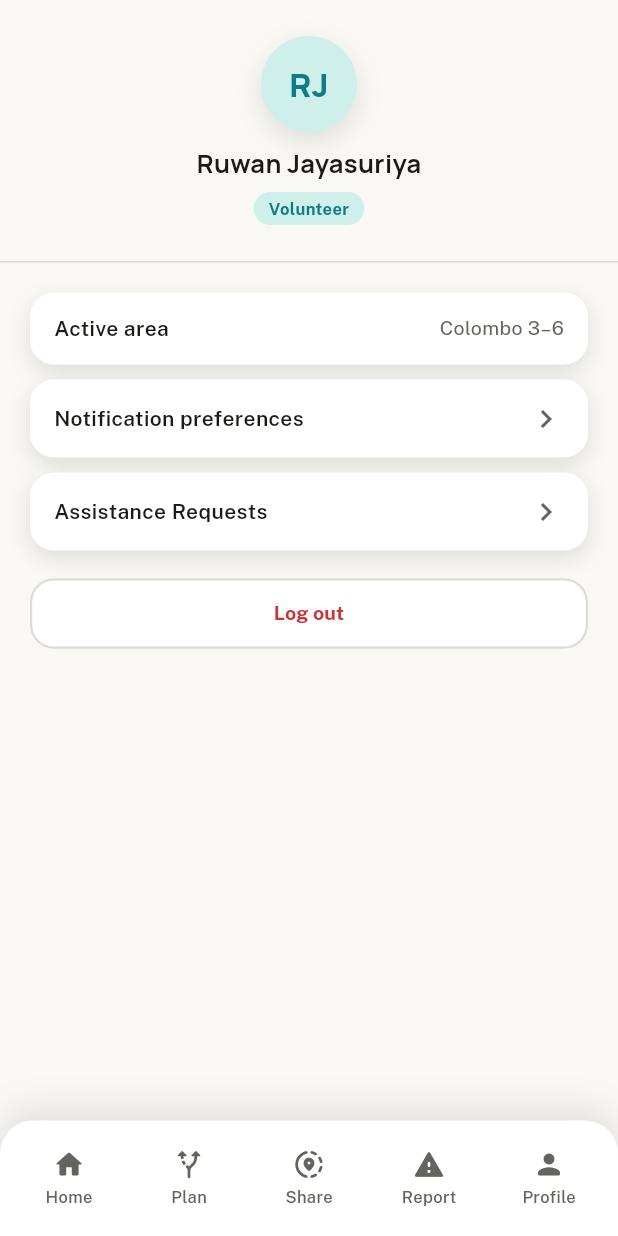
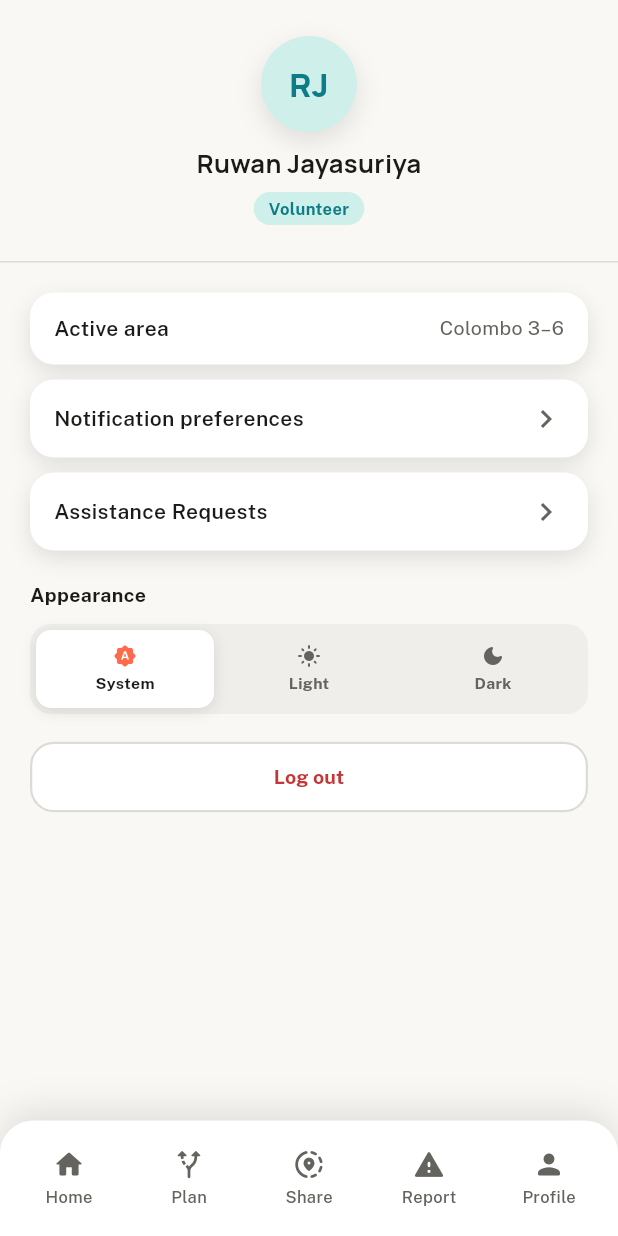
Before and after one commit to Marco03Fernando/Inclusive-Public-Transport-Companion, a Flutter app: the VolunteerProfileScreen screen opened by its route, on a phone screen of 412 x 824 dp. Run offline on Flutter 3.47's test engine with Material 3 defaults, Android fonts, the phone set to English and light mode, and no system bars; our stand-ins replace cloud_firestore, firebase_auth, firebase_core, geolocator, google_fonts, shared_preferences; accounts and stored records are empty.

Commit message:
Implement theme mode selection feature across profile screens. Update AppState to manage theme preferences with shared_preferences, allowing users to choose between system, light, and dark modes. Enhance localization for appearance settings and introduce a new ThemeModeSelector widget for a consistent UI experience.

```diff
--- a/lib/app.dart
+++ b/lib/app.dart
@@ -53,7 +53,7 @@ class ColomboPalApp extends StatelessWidget {
                     debugShowCheckedModeBanner: false,
                     theme: AppTheme.light,
                     darkTheme: AppTheme.dark,
-                    themeMode: ThemeMode.system,
+                    themeMode: state.themeMode,
                     home: const AuthGate(),
                     routes: {
                       Routes.roleSelect: (_) => const RoleSelectScreen(),
--- a/lib/core/localization/locale.dart
+++ b/lib/core/localization/locale.dart
@@ -113,6 +113,10 @@ class AppStrings {
     'callAmbulance': 'Call 1990 Suwa Seriya Ambulance',
     'imSafe': "I'm safe now",
     'demoDataLabel': 'Demo data',
+    'appearanceTitle': 'Appearance',
+    'themeSystem': 'System',
+    'themeLight': 'Light',
+    'themeDark': 'Dark',
     'navHome': 'Home',
     'navPlan': 'Plan',
     'navShare': 'Share',
@@ -280,6 +284,10 @@ class AppStrings {
     'callAmbulance': '1990 සුව සැරිය ගිලන් රථය අමතන්න',
     'imSafe': 'මම දැන් ආරක්ෂිතයි',
     'demoDataLabel': 'නිදර්ශන දත්ත',
+    'appearanceTitle': 'පෙනුම',
+    'themeSystem': 'පද්ධතිය',
+    'themeLight': 'ආලෝකමත්',
+    'themeDark': 'අඳුරු',
     'navHome': 'නිවස',
     'navPlan': 'සැලසුම',
     'navShare': 'බෙදාගන්න',
--- a/lib/core/routes.dart
+++ b/lib/core/routes.dart
@@ -38,9 +38,10 @@ class Routes {
   static const onboardingRoutes = {roleSelect, login, signupBasic, signupAccess, signupContacts};
 
   /// Ports the design's `sosEligibleScreens` list: SOS is reachable from any
-  /// passenger screen with an account, except the transient report-confirm
-  /// success state, and never for volunteers.
-  static const _sosEligible = {
+  /// signed-in screen, except the transient report-confirm success state and
+  /// onboarding (no account yet). Volunteers are still people out in transit
+  /// on their own, so they get the same safety net as passengers.
+  static const _sosEligiblePassenger = {
     home, planSearch, planResults, planDetail,
     shareSetup, shareActive,
     reportForm, reportMine,
@@ -48,10 +49,17 @@ class Routes {
     requestAssistance, requestStatus,
   };
 
+  static const _sosEligibleVolunteer = {
+    volunteerHome, volunteerFeed, volunteerProfile, volunteerAssistanceRequests,
+    reportForm,
+  };
+
   static bool showsBottomNav(String route) => !onboardingRoutes.contains(route);
 
-  static bool showsSos(String route, AppRole role) =>
-      role == AppRole.passenger && _sosEligible.contains(route);
+  static bool showsSos(String route, AppRole role) => switch (role) {
+        AppRole.passenger => _sosEligiblePassenger.contains(route),
+        AppRole.volunteer => _sosEligibleVolunteer.contains(route),
+      };
 }
 
 enum BottomTab { home, plan, share, report, reports, profile }
--- a/lib/core/state/app_state.dart
+++ b/lib/core/state/app_state.dart
@@ -1,10 +1,14 @@
 import 'dart:async';
 
 import 'package:flutter/foundation.dart';
+import 'package:flutter/material.dart' show ThemeMode;
+import 'package:shared_preferences/shared_preferences.dart';
 
 import '../../data/mock_data.dart';
 import '../../models/access_need.dart';
 import '../localization/locale.dart';
+
+const _themeModePrefKey = 'themeMode';
 
 enum AppRole { passenger, volunteer }
 
@@ -17,6 +21,10 @@ enum SosStage { hidden, confirm, holding, activated }
 class AppState extends ChangeNotifier {
   AppRole role = AppRole.passenger;
   AppLocale locale = AppLocale.en;
+
+  // Defaults to the system setting until the persisted choice (if any)
+  // loads; always user-overridable from the profile screen from then on.
+  ThemeMode themeMode = ThemeMode.system;
 
   List<AccessNeed> accessNeeds = List.of(defaultAccessNeeds);
 
@@ -46,6 +54,26 @@ class AppState extends ChangeNotifier {
       elapsedSec++;
       notifyListeners();
     });
+    _loadThemeMode();
+  }
+
+  Future<void> _loadThemeMode() async {
+    final prefs = await SharedPreferences.getInstance();
+    final saved = prefs.getString(_themeModePrefKey);
+    for (final mode in ThemeMode.values) {
+      if (mode.name == saved) {
+        themeMode = mode;
+        notifyListeners();
+        break;
+      }
+    }
+  }
+
+  Future<void> setThemeMode(ThemeMode mode) async {
+    themeMode = mode;
+    notifyListeners();
+    final prefs = await SharedPreferences.getInstance();
+    await prefs.setString(_themeModePrefKey, mode.name);
   }
 
   String get elapsedLabel {
--- a/lib/screens/profile/profile_home_screen.dart
+++ b/lib/screens/profile/profile_home_screen.dart
@@ -5,10 +5,12 @@ import '../../core/localization/locale.dart';
 import '../../core/routes.dart';
 import '../../core/state/app_state.dart';
 import '../../core/state/auth_state.dart';
+import '../../core/theme/app_theme.dart';
 import '../../widgets/app_scaffold.dart';
 import '../../widgets/buttons.dart';
 import '../../widgets/greeting_header.dart';
 import '../../widgets/settings_link_row.dart';
+import '../../widgets/theme_mode_selector.dart';
 
 class ProfileHomeScreen extends StatelessWidget {
   const ProfileHomeScreen({super.key});
@@ -21,6 +23,7 @@ class ProfileHomeScreen extends StatelessWidget {
 
   @override
   Widget build(BuildContext context) {
+    final palette = context.palette;
     final state = context.watch<AppState>();
     final languageLabel =
         '${context.t('languageWord')}: ${state.locale == AppLocale.en ? context.t('englishWord') : context.t('sinhalaWord')}';
@@ -59,6 +62,13 @@ class ProfileHomeScreen extends StatelessWidget {
                   ),
                   const SizedBox(height: 10),
                   SettingsLinkRow(label: languageLabel, onTap: state.toggleLocale),
+                  const SizedBox(height: 20),
+                  Text(
+                    context.t('appearanceTitle'),
+                    style: TextStyle(fontSize: 13, fontWeight: FontWeight.w700, color: palette.text),
+                  ),
+                  const SizedBox(height: 10),
+                  ThemeModeSelector(mode: state.themeMode, onChanged: state.setThemeMode),
                   const SizedBox(height: 18),
                   TextDangerButton(label: context.t('logOut'), onPressed: () => _logOut(context)),
                 ],
--- a/lib/screens/volunteer/volunteer_profile_screen.dart
+++ b/lib/screens/volunteer/volunteer_profile_screen.dart
@@ -3,11 +3,14 @@ import 'package:provider/provider.dart';
 
 import '../../core/localization/locale.dart';
 import '../../core/routes.dart';
+import '../../core/state/app_state.dart';
 import '../../core/state/auth_state.dart';
+import '../../core/theme/app_theme.dart';
 import '../../widgets/app_scaffold.dart';
 import '../../widgets/buttons.dart';
 import '../../widgets/greeting_header.dart';
 import '../../widgets/settings_link_row.dart';
+import '../../widgets/theme_mode_selector.dart';
 
 class VolunteerProfileScreen extends StatelessWidget {
   const VolunteerProfileScreen({super.key});
@@ -20,6 +23,8 @@ class VolunteerProfileScreen extends StatelessWidget {
 
   @override
   Widget build(BuildContext context) {
+    final palette = context.palette;
+    final state = context.watch<AppState>();
     return AppScaffold(
       routeName: Routes.volunteerProfile,
       scrollableBody: false,
@@ -45,6 +50,13 @@ class VolunteerProfileScreen extends StatelessWidget {
                     label: context.t('assistanceRequestsTitle'),
                     onTap: () => Navigator.of(context).pushReplacementNamed(Routes.volunteerAssistanceRequests),
                   ),
+                  const SizedBox(height: 20),
+                  Text(
+                    context.t('appearanceTitle'),
+                    style: TextStyle(fontSize: 13, fontWeight: FontWeight.w700, color: palette.text),
+                  ),
+                  const SizedBox(height: 10),
+                  ThemeModeSelector(mode: state.themeMode, onChanged: state.setThemeMode),
                   const SizedBox(height: 18),
                   TextDangerButton(label: context.t('logOut'), onPressed: () => _logOut(context)),
                 ],
--- /dev/null
+++ b/lib/widgets/theme_mode_selector.dart
@@ -0,0 +1,65 @@
+import 'package:flutter/material.dart';
+
+import '../core/localization/locale.dart';
+import '../core/theme/app_theme.dart';
+
+/// The System / Light / Dark segmented switch shown on the profile screens.
+/// Mirrors [LanguageToggle]'s shape, extended to three segments.
+class ThemeModeSelector extends StatelessWidget {
+  const ThemeModeSelector({super.key, required this.mode, required this.onChanged});
+
+  final ThemeMode mode;
+  final ValueChanged<ThemeMode> onChanged;
+
+  @override
+  Widget build(BuildContext context) {
+    final palette = context.palette;
+
+    Widget seg(IconData icon, String label, ThemeMode value) {
+      final active = mode == value;
+      return Expanded(
+        child: InkWell(
+          onTap: () => onChanged(value),
+          borderRadius: BorderRadius.circular(10),
+          child: Container(
+            padding: const EdgeInsets.symmetric(vertical: 9),
+            decoration: BoxDecoration(
+              color: active ? palette.surface : Colors.transparent,
+              borderRadius: BorderRadius.circular(10),
+              boxShadow: active ? [BoxShadow(color: palette.shadow, blurRadius: 8, offset: const Offset(0, 2))] : null,
+            ),
+            child: Column(
+              mainAxisSize: MainAxisSize.min,
+              children: [
+                Icon(icon, size: 16, color: active ? palette.cta : palette.muted),
+                const SizedBox(height: 3),
+                Text(
+                  label,
+                  style: TextStyle(
+                    fontSize: 10.5,
+                    fontWeight: FontWeight.w700,
+                    color: active ? palette.text : palette.muted,
+                  ),
+                ),
+              ],
+            ),
+          ),
+        ),
+      );
+    }
+
+    return Container(
+      padding: const EdgeInsets.all(4),
+      decoration: BoxDecoration(color: palette.surface2, borderRadius: BorderRadius.circular(14)),
+      child: Row(
+        children: [
+          seg(Icons.brightness_auto_rounded, context.t('themeSystem'), ThemeMode.system),
+          const SizedBox(width: 4),
+          seg(Icons.light_mode_rounded, context.t('themeLight'), ThemeMode.light),
+          const SizedBox(width: 4),
+          seg(Icons.dark_mode_rounded, context.t('themeDark'), ThemeMode.dark),
+        ],
+      ),
+    );
+  }
+}
```
